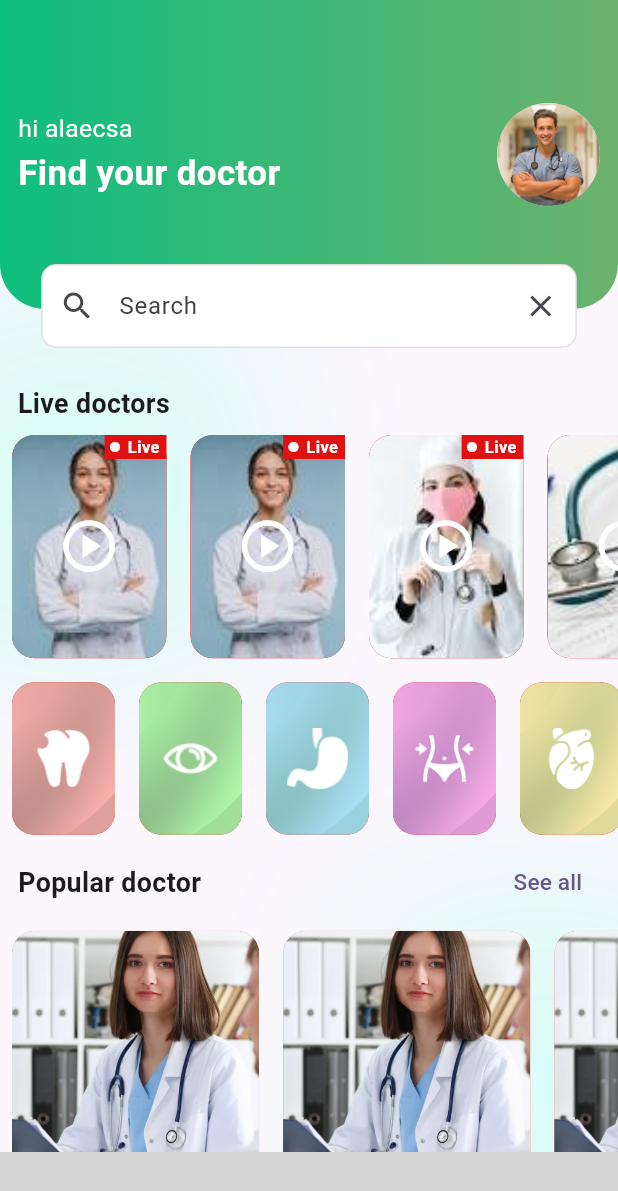
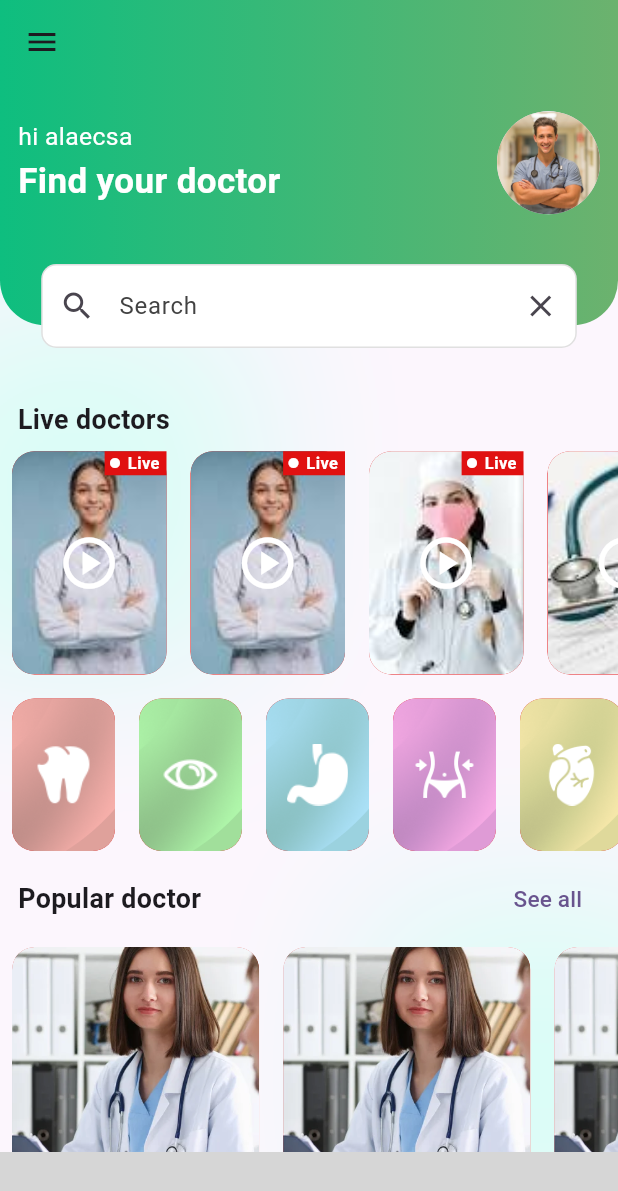
Before and after one commit to Darshana-NovaTechZone/doctor-hunt, a Flutter app: the Navigation screen opened directly, on a phone screen of 412 x 824 dp. Shown: the top 1191 px of the screen. Run offline on Flutter 3.47's test engine with Material 2 defaults, Android fonts, the phone set to English and light mode, and no system bars; our stand-ins replace calendar_date_picker2, carousel_slider, floating_bottom_navigation_bar, flutter_otp_text_field, flutter_staggered_animations and 3 more; missing offline and left inert: dart:ffi, molten_navigationbar_flutter; Roboto replaces fonts that are missing (OpenSans); grey boxes are pictures that could not be loaded.

Commit message:
2023/10/16

```diff
--- a/lib/UI/home/appointment/appointment.dart
+++ b/lib/UI/home/appointment/appointment.dart
@@ -324,7 +324,7 @@ class _AppointmentState extends State<Appointment> {
             Navigator.push(
               context,
               PageTransition(
-                  type: PageTransitionType.rightToLeft,
+                  type: PageTransitionType.fade,
                   duration: Duration(milliseconds: 1000),
                   curve: Curves.easeIn,
                   child: Appointment2(),
--- a/lib/UI/home/favourite_doctors/favourite_doctors.dart
+++ b/lib/UI/home/favourite_doctors/favourite_doctors.dart
@@ -22,13 +22,9 @@ class _FavoriteDoctorsState extends State<FavoriteDoctors> {
       extendBody: true,
       appBar: AppBar(
         title: Text('Favorite Doctors'),
-        leading: ArrowButton(
-          onTap: () {
-            Navigator.pop(context);
-          },
-        ),
         backgroundColor: Colors.transparent,
       ),
+      drawer: Drawer(),
       body: Container(
         height: h,
         width: w,
--- a/lib/UI/home/home.dart
+++ b/lib/UI/home/home.dart
@@ -37,6 +37,12 @@ class _HomeState extends State<Home> {
     var h = MediaQuery.of(context).size.height;
     var w = MediaQuery.of(context).size.width;
     return Scaffold(
+        extendBodyBehindAppBar: true,
+        extendBody: true,
+        appBar: AppBar(
+          backgroundColor: Colors.transparent,
+        ),
+        drawer: Drawer(),
         backgroundColor: const Color.fromARGB(31, 241, 236, 236),
         body: SingleChildScrollView(
           child: Column(
@@ -53,7 +59,7 @@ class _HomeState extends State<Home> {
                         child: Container(
                           alignment: Alignment.center,
                           padding: EdgeInsets.all(12),
-                          height: h / 4,
+                          height: h / 3.8,
                           width: w,
                           decoration: BoxDecoration(
                               gradient: LinearGradient(colors: [font_green, Color.fromARGB(255, 108, 178, 110)]),
@@ -160,7 +166,15 @@ class _HomeState extends State<Home> {
                   ),
                 )
               ]),
-              Column(
+              AnimationLimiter(
+                child: AnimationConfiguration.synchronized(
+                  child: SlideAnimation(
+                    horizontalOffset: 50,
+                    duration: Duration(milliseconds: 1200),
+                    child: FadeInAnimation(
+                      curve: Curves.easeInOut,
+                      duration: Duration(milliseconds: 500),
+                      child: Column(
                         crossAxisAlignment: CrossAxisAlignment.start,
                         children: [
                           Padding(
@@ -240,12 +254,15 @@ class _HomeState extends State<Home> {
                           ),
                           SizedBox(
                             height: h / 7,
+                            child: AnimationLimiter(
                               child: ListView.builder(
                                 itemCount: ig.length,
                                 physics: BouncingScrollPhysics(),
                                 scrollDirection: Axis.horizontal,
                                 itemBuilder: (context, index) {
-                        return Padding(
+                                  return AnimationConfiguration.staggeredList(
+                                    position: index,
+                                    child: Padding(
                                       padding: const EdgeInsets.all(8.0),
                                       child: Container(
                                         alignment: Alignment.center,
@@ -267,8 +284,10 @@ class _HomeState extends State<Home> {
                                             color: red,
                                             borderRadius: BorderRadius.circular(15)),
                                       ),
+                                    ),
                                   );
                                 },
+                              ),
                             ),
                           ),
                           Padding(
@@ -498,6 +517,10 @@ class _HomeState extends State<Home> {
                           )
                         ],
                       ),
+                    ),
+                  ),
+                ),
+              ),
             ],
           ),
         ));
--- a/lib/UI/navigation/naviagation.dart
+++ b/lib/UI/navigation/naviagation.dart
@@ -30,6 +30,7 @@ class _NavigationState extends State<Navigation> {
     var h = MediaQuery.of(context).size.height;
     var w = MediaQuery.of(context).size.width;
     return Scaffold(
+      extendBodyBehindAppBar: true,
       bottomNavigationBar: MoltenBottomNavigationBar(
         borderSize: 1,
         curve: Curves.bounceIn,
```
Also changed, not shown: lib/UI/home/appointment/Appointment2.dart (+27 -6 lines), lib/widget/drawer.dart (added, +173 -0 lines), lib/widget/drawer_row.dart (added, +50 -0 lines). Lines whose indentation alone changed are shown as unchanged.
